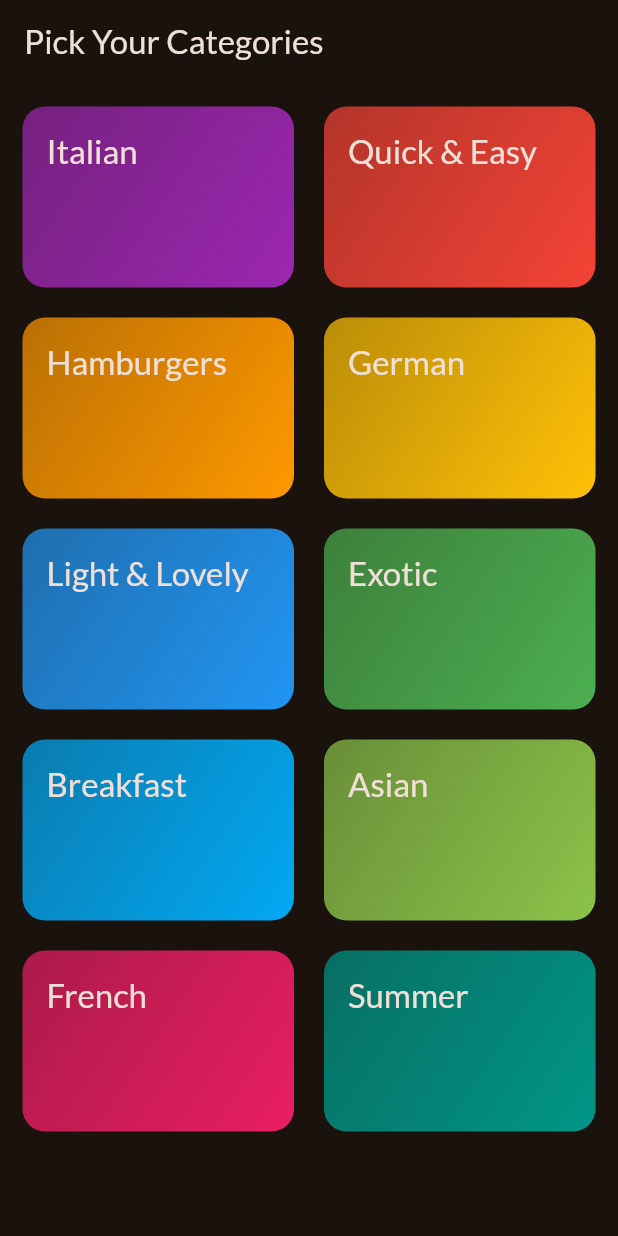
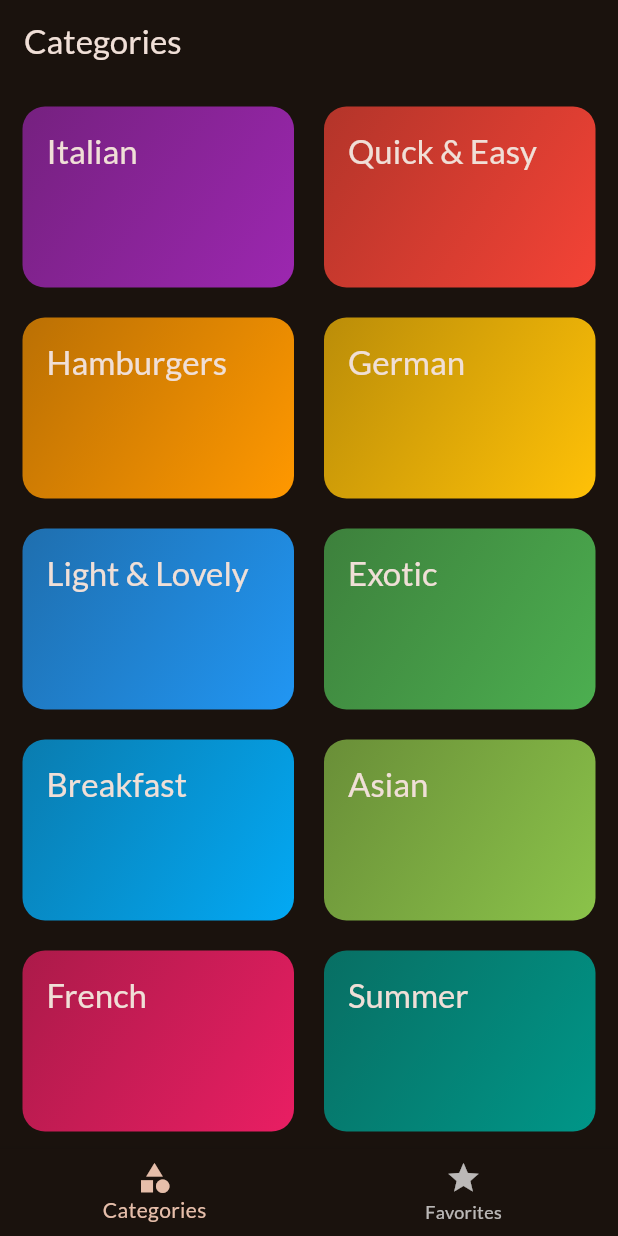
Before and after one commit to PJozeph/meals-app, a Flutter app: the screen it shows after launch, on a phone screen of 412 x 824 dp. Run offline on Flutter 3.47's test engine with Material 3 defaults, Android fonts, the phone set to English and light mode, and no system bars; our stand-ins replace google_fonts, transparent_image.

Commit message:
Implement TabsScreen and integrate favorite meal functionality across screens

```diff
--- a/lib/main.dart
+++ b/lib/main.dart
@@ -2,6 +2,7 @@ import 'package:flutter/material.dart';
 
 import 'package:google_fonts/google_fonts.dart';
 import 'package:meals_app/screens/categories.dart';
+import 'package:meals_app/screens/tabs.dart';
 
 final theme = ThemeData(
   useMaterial3: true,
@@ -21,9 +22,6 @@ class App extends StatelessWidget {
 
   @override
   Widget build(BuildContext context) {
-    return MaterialApp(
-      theme: theme,
-      home: const CategoriesScreen()
-    );
+    return MaterialApp(theme: theme, home: TabsScreen());
   }
 }
--- a/lib/screens/categories.dart
+++ b/lib/screens/categories.dart
@@ -1,11 +1,14 @@
 import 'package:flutter/material.dart';
 import 'package:meals_app/data/dummy_data.dart';
+import 'package:meals_app/models/meal.dart';
 import 'package:meals_app/screens/meals.dart';
 import 'package:meals_app/models/category.dart';
 import 'package:meals_app/widgets/category_widget_item.dart';
 
 class CategoriesScreen extends StatelessWidget {
-  const CategoriesScreen({super.key});
+  const CategoriesScreen({super.key, required this.onToggleFavorite});
+
+  final void Function(Meal meal) onToggleFavorite;
 
   void _selectCategory(BuildContext context, Category category) {
     final filteredCategories =
@@ -19,6 +22,7 @@ class CategoriesScreen extends StatelessWidget {
           return MealsScreen(
             title: category.title,
             meals: filteredCategories,
+            onToggleFavorite: onToggleFavorite,
           );
         },
       ),
@@ -27,9 +31,7 @@ class CategoriesScreen extends StatelessWidget {
 
   @override
   Widget build(BuildContext context) {
-    return Scaffold(
-      appBar: AppBar(title: const Text('Pick Your Categories')),
-      body: GridView(
+    return GridView(
       padding: const EdgeInsets.all(15),
       gridDelegate: SliverGridDelegateWithFixedCrossAxisCount(
         crossAxisCount: 2,
@@ -49,7 +51,6 @@ class CategoriesScreen extends StatelessWidget {
             )
             .toList(),
       ],
-      ),
     );
   }
 }
--- /dev/null
+++ b/lib/screens/tabs.dart
@@ -0,0 +1,77 @@
+import 'package:flutter/material.dart';
+import 'package:meals_app/models/meal.dart';
+import 'package:meals_app/screens/categories.dart';
+import 'package:meals_app/screens/meals.dart';
+
+class TabsScreen extends StatefulWidget {
+  const TabsScreen({super.key});
+
+  @override
+  State<StatefulWidget> createState() {
+    return _TabsScreenState();
+  }
+}
+
+class _TabsScreenState extends State<TabsScreen> {
+  int _selectedPageIndex = 0;
+  List<Meal> _favoriteMeals = [];
+
+  void _showInfoSnackBar(String message) {
+    ScaffoldMessenger.of(context).clearSnackBars();
+    ScaffoldMessenger.of(
+      context,
+    ).showSnackBar(SnackBar(content: Text(message)));
+  }
+
+  void _toggleFavorite(Meal meal) {
+    final isExisting = _favoriteMeals.contains(meal);
+
+    if (isExisting) {
+      setState(() {
+        _favoriteMeals.remove(meal);
+        _showInfoSnackBar("${meal.title} removed from favorites");
+      });
+    } else {
+      setState(() {
+        _favoriteMeals.add(meal);
+        _showInfoSnackBar("${meal.title} added to favorites");
+      });
+    }
+  }
+
+  void _selectPage(int index) {
+    setState(() {
+      _selectedPageIndex = index;
+    });
+  }
+
+  @override
+  Widget build(BuildContext context) {
+    Widget activeWidget = CategoriesScreen(onToggleFavorite: _toggleFavorite);
+    var activePageTitle = 'Categories';
+
+    if (_selectedPageIndex == 1) {
+      activeWidget = MealsScreen(
+        meals: _favoriteMeals,
+        onToggleFavorite: _toggleFavorite,
+      );
+      activePageTitle = 'Your Favorites';
+    }
+
+    return Scaffold(
+      appBar: AppBar(title: Text(activePageTitle)),
+      body: activeWidget,
+      bottomNavigationBar: BottomNavigationBar(
+        currentIndex: _selectedPageIndex,
+        items: const [
+          BottomNavigationBarItem(
+            icon: Icon(Icons.category),
+            label: 'Categories',
+          ),
+          BottomNavigationBarItem(icon: Icon(Icons.star), label: 'Favorites'),
+        ],
+        onTap: _selectPage,
+      ),
+    );
+  }
+}
```
Also changed, not shown: lib/screens/meal_detail.dart (+17 -2 lines), lib/screens/meals.dart (+14 -4 lines). Lines whose indentation alone changed are shown as unchanged.
